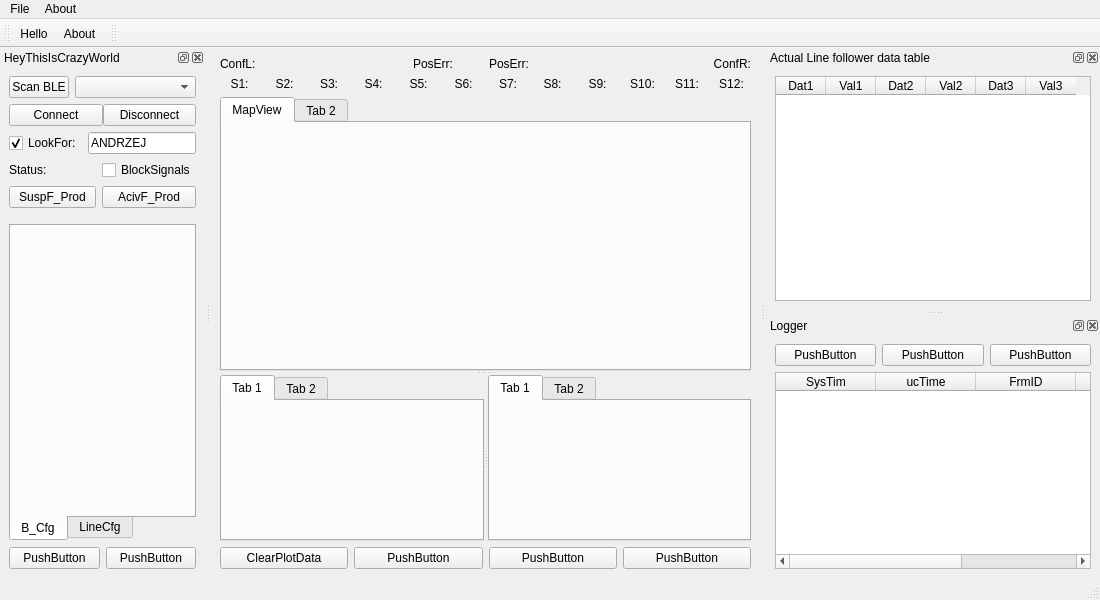
Old version of the form 40_ServiceApplication_QT/LF_ServiceApplication/mainwindow.ui in the repository trteodor/LineFollower_Light.
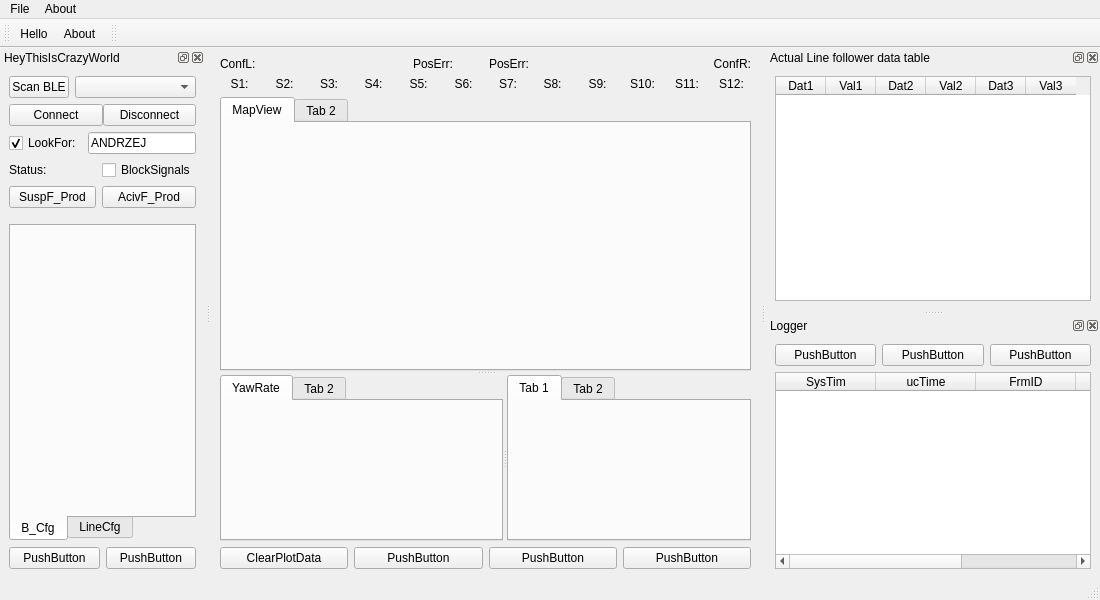
New version of the form. Custom widgets are drawn as their Qt base class.

Commit message: QT: Add dark theme as a test and YawRate graph

Diff of the .ui file:
```diff
--- a/40_ServiceApplication_QT/LF_ServiceApplication/mainwindow.ui
+++ b/40_ServiceApplication_QT/LF_ServiceApplication/mainwindow.ui
@@ -332,9 +332,9 @@
         <property name="currentIndex">
          <number>0</number>
         </property>
-        <widget class="QWidget" name="tab_7">
+        <widget class="QCustomPlot" name="YawRatePlotW">
          <attribute name="title">
-          <string>Tab 1</string>
+          <string>YawRate</string>
          </attribute>
         </widget>
         <widget class="QWidget" name="tab_8">
```
Left out of the diff: 4 changed lines with no effect on the pictures. The commit also changes 487 other files.
